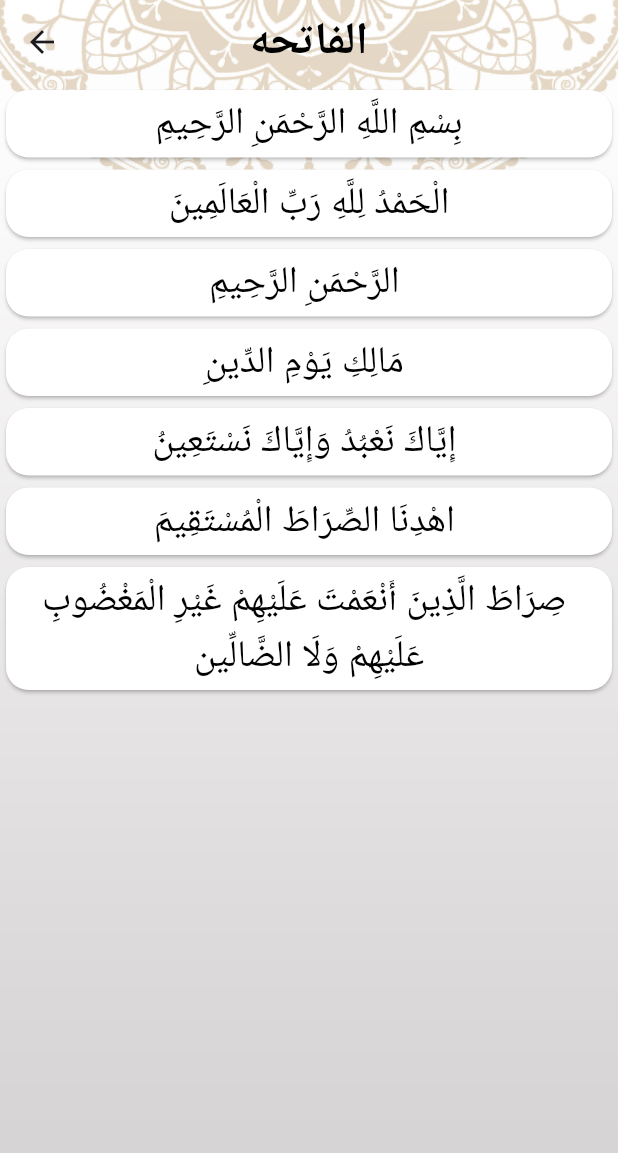
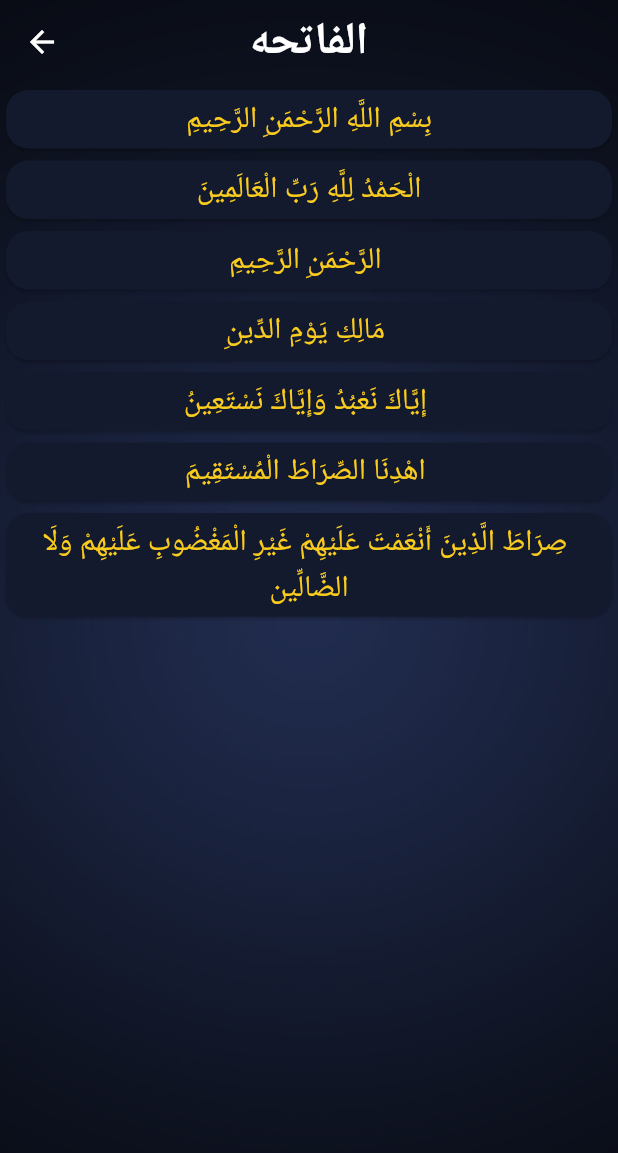
Before and after one commit to osos2511/quran_app, a Flutter app: the screen it shows after launch, after a tap on "الفاتحه", on a phone screen of 412 x 824 dp. Shown: the top 1153 px of the screen. Run offline on Flutter 3.47's test engine with Material 3 defaults, Android fonts, the phone set to English and light mode, and no system bars.

Commit message:
+ dark theme

```diff
--- a/lib/config/theme/my_theme.dart
+++ b/lib/config/theme/my_theme.dart
@@ -2,8 +2,13 @@ import 'package:flutter/material.dart';
 import 'package:islami_app/core/utils/colors_manager.dart';
 
 class MyTheme {
+  static bool isDarkEnabled = true;
   static final ThemeData lightTheme = ThemeData(
+    colorScheme: ColorScheme.fromSeed(seedColor: ColorsManager.goldColor),
     appBarTheme: const AppBarTheme(
+      iconTheme: IconThemeData(
+        color: Colors.black,
+      ),
       backgroundColor: Colors.transparent,
       elevation: 0,
       titleTextStyle: TextStyle(
@@ -27,6 +32,8 @@ class MyTheme {
       ),
     ),
     textTheme: const TextTheme(
+      bodyLarge: TextStyle(
+          fontWeight: FontWeight.w400, fontSize: 20, color: Colors.black),
       titleSmall: TextStyle(
         fontWeight: FontWeight.w400,
         fontSize: 25,
@@ -52,4 +59,64 @@ class MyTheme {
       backgroundColor: ColorsManager.goldColor,
     ),
   );
+
+  static final ThemeData darkTheme = ThemeData(
+    appBarTheme: const AppBarTheme(
+      iconTheme: IconThemeData(
+        color: Colors.white,
+      ),
+      backgroundColor: Colors.transparent,
+      elevation: 0,
+      titleTextStyle: TextStyle(
+          color: Colors.white, fontSize: 30, fontWeight: FontWeight.w700),
+      centerTitle: true,
+    ),
+    scaffoldBackgroundColor: Colors.transparent,
+    dividerColor: ColorsManager.yellowColor,
+    primaryColor: ColorsManager.darkBlue,
+    cardTheme: CardTheme(
+      shape: RoundedRectangleBorder(
+        borderRadius: BorderRadius.circular(15),
+      ),
+      color: ColorsManager.darkBlue,
+    ),
+    bottomSheetTheme: BottomSheetThemeData(
+      backgroundColor: ColorsManager.darkBlue,
+      elevation: 18,
+      shape: RoundedRectangleBorder(
+        borderRadius: BorderRadius.circular(18),
+      ),
+    ),
+    textTheme: const TextTheme(
+      bodyLarge: TextStyle(
+          fontWeight: FontWeight.w400,
+          fontSize: 20,
+          color: ColorsManager.yellowColor),
+      titleSmall: TextStyle(
+        fontWeight: FontWeight.w400,
+        fontSize: 25,
+        color: Colors.white,
+      ),
+      displaySmall: TextStyle(
+          fontSize: 14, fontWeight: FontWeight.w400, color: Colors.black),
+      labelSmall: TextStyle(
+          fontWeight: FontWeight.w700,
+          fontSize: 16,
+          color: ColorsManager.yellowColor),
+      bodyMedium: TextStyle(
+          fontSize: 18,
+          fontWeight: FontWeight.w700,
+          color: ColorsManager.yellowColor),
+    ),
+    bottomNavigationBarTheme: const BottomNavigationBarThemeData(
+      selectedItemColor: ColorsManager.yellowColor,
+      unselectedItemColor: Colors.white,
+      selectedIconTheme: IconThemeData(
+        size: 40,
+      ),
+      showSelectedLabels: true,
+      showUnselectedLabels: false,
+      backgroundColor: ColorsManager.goldColor,
+    ),
+  );
 }
--- a/lib/core/utils/assets_manager.dart
+++ b/lib/core/utils/assets_manager.dart
@@ -2,6 +2,7 @@ class AssetsManager {
   static const String lightSplashScreen = 'assets/images/splash_screen.jpg';
   static const String lightMainBg =
       'assets/images/light_main_background_image.jpg';
+  static const String darkMainBg = 'assets/images/bg.jpg';
   static const String quranIcon = 'assets/images/icon_quran.png';
   static const String hadithIcon = 'assets/images/icon_hadeth.png';
   static const String sibhaIcon = 'assets/images/icon_sebha.png';
--- a/lib/core/utils/colors_manager.dart
+++ b/lib/core/utils/colors_manager.dart
@@ -2,4 +2,6 @@ import 'package:flutter/material.dart';
 
 class ColorsManager {
   static const Color goldColor = Color(0xFFB7935F);
+  static const Color darkBlue = Color(0xFF141A2E);
+  static const Color yellowColor = Color(0xFFFACC1D);
 }
--- a/lib/my_app/my_app.dart
+++ b/lib/my_app/my_app.dart
@@ -21,6 +21,8 @@ class MyApp extends StatelessWidget {
       },
       initialRoute: RoutesManager.splashRoute,
       theme: MyTheme.lightTheme,
+      darkTheme: MyTheme.darkTheme,
+      themeMode: ThemeMode.dark,
     );
   }
 }
--- a/lib/presentation/home/home_screen.dart
+++ b/lib/presentation/home/home_screen.dart
@@ -1,4 +1,5 @@
 import 'package:flutter/material.dart';
+import 'package:islami_app/config/theme/my_theme.dart';
 import 'package:islami_app/core/utils/assets_manager.dart';
 import 'package:islami_app/core/utils/strings_manager.dart';
 import 'package:islami_app/presentation/home/tabs/hadith_tab/hadith_tab.dart';
@@ -28,9 +29,11 @@ class _HomeScreenState extends State<HomeScreen> {
   @override
   Widget build(BuildContext context) {
     return Container(
-      decoration: const BoxDecoration(
+      decoration: BoxDecoration(
         image: DecorationImage(
-          image: AssetImage(AssetsManager.lightMainBg),
+          image: AssetImage(MyTheme.isDarkEnabled
+              ? AssetsManager.darkMainBg
+              : AssetsManager.lightMainBg),
           fit: BoxFit.fill,
         ),
       ),
@@ -38,7 +41,9 @@ class _HomeScreenState extends State<HomeScreen> {
         appBar: AppBar(
           title: const Text(StringsManager.appTitle),
         ),
-        bottomNavigationBar: BottomNavigationBar(
+        bottomNavigationBar: Theme(
+          data: ThemeData(canvasColor: Theme.of(context).primaryColor),
+          child: BottomNavigationBar(
             currentIndex: selectedIndex,
             onTap: (index) {
               setState(() {
@@ -46,36 +51,31 @@ class _HomeScreenState extends State<HomeScreen> {
               });
             },
             iconSize: 28,
-          items: [
+            items: const [
               BottomNavigationBarItem(
-                backgroundColor: Theme.of(context).primaryColor,
-                icon: const ImageIcon(
+                  icon: ImageIcon(
                     AssetImage(AssetsManager.quranIcon),
                   ),
                   label: StringsManager.quranLabel),
               BottomNavigationBarItem(
-                backgroundColor: Theme.of(context).primaryColor,
-                icon: const ImageIcon(
+                  icon: ImageIcon(
                     AssetImage(AssetsManager.hadithIcon),
                   ),
                   label: StringsManager.hadithLabel),
               BottomNavigationBarItem(
-                backgroundColor: Theme.of(context).primaryColor,
-                icon: const ImageIcon(
+                  icon: ImageIcon(
                     AssetImage(AssetsManager.sibhaIcon),
                   ),
                   label: StringsManager.sibhaLabel),
               BottomNavigationBarItem(
-                backgroundColor: Theme.of(context).primaryColor,
-                icon: const ImageIcon(
+                  icon: ImageIcon(
                     AssetImage(AssetsManager.radioIcon),
                   ),
                   label: StringsManager.radioLable),
               BottomNavigationBarItem(
-                backgroundColor: Theme.of(context).primaryColor,
-                icon: const Icon(Icons.settings),
-                label: StringsManager.radioLable),
+                  icon: Icon(Icons.settings), label: StringsManager.radioLable),
             ],
+          ),
         ),
         body: tabs[selectedIndex],
       ),
--- a/lib/presentation/home/tabs/hadith_tab/hadith_details_screen/hadith_details.dart
+++ b/lib/presentation/home/tabs/hadith_tab/hadith_details_screen/hadith_details.dart
@@ -1,6 +1,7 @@
 import 'package:flutter/material.dart';
 import 'package:islami_app/presentation/home/tabs/hadith_tab/hadith_tab.dart';
 
+import '../../../../../config/theme/my_theme.dart';
 import '../../../../../core/utils/assets_manager.dart';
 
 class HadithDetailsScreen extends StatelessWidget {
@@ -11,9 +12,11 @@ class HadithDetailsScreen extends StatelessWidget {
     HadithItem hadith =
         ModalRoute.of(context)?.settings.arguments as HadithItem;
     return Container(
-      decoration: const BoxDecoration(
+      decoration: BoxDecoration(
         image: DecorationImage(
-          image: AssetImage(AssetsManager.lightMainBg),
+          image: AssetImage(MyTheme.isDarkEnabled
+              ? AssetsManager.darkMainBg
+              : AssetsManager.lightMainBg),
           fit: BoxFit.fill,
         ),
       ),
@@ -31,7 +34,7 @@ class HadithDetailsScreen extends StatelessWidget {
                     hadith.content,
                     textDirection: TextDirection.rtl,
                     textAlign: TextAlign.center,
-                    style: Theme.of(context).textTheme.titleSmall,
+                    style: Theme.of(context).textTheme.bodyLarge,
                   ),
                 )),
           ),
--- a/lib/presentation/home/tabs/quran_tab/quran_details/quran_details_screen.dart
+++ b/lib/presentation/home/tabs/quran_tab/quran_details/quran_details_screen.dart
@@ -3,6 +3,7 @@ import 'package:flutter/services.dart';
 import 'package:islami_app/presentation/home/tabs/quran_tab/quran_details/quran_widget.dart';
 import 'package:islami_app/presentation/home/tabs/quran_tab/quran_title_widget/quran_title_widget.dart';
 
+import '../../../../../config/theme/my_theme.dart';
 import '../../../../../core/utils/assets_manager.dart';
 
 class QuranDetailsScreen extends StatefulWidget {
@@ -20,9 +21,11 @@ class _QuranDetailsScreenState extends State<QuranDetailsScreen> {
     SuraArgs args = ModalRoute.of(context)?.settings.arguments as SuraArgs;
     if (verses.isEmpty) readFile(args.index);
     return Container(
-      decoration: const BoxDecoration(
+      decoration: BoxDecoration(
         image: DecorationImage(
-          image: AssetImage(AssetsManager.lightMainBg),
+          image: AssetImage(MyTheme.isDarkEnabled
+              ? AssetsManager.darkMainBg
+              : AssetsManager.lightMainBg),
           fit: BoxFit.fill,
         ),
       ),
--- a/lib/presentation/home/tabs/quran_tab/quran_details/quran_widget.dart
+++ b/lib/presentation/home/tabs/quran_tab/quran_details/quran_widget.dart
@@ -16,7 +16,7 @@ class VerseWidget extends StatelessWidget {
           child: Text(
             verseItem,
             textAlign: TextAlign.center,
-            style: Theme.of(context).textTheme.titleSmall,
+            style: Theme.of(context).textTheme.bodyLarge,
           ),
         ),
       ),
--- a/lib/presentation/home/tabs/settings_tab/settings_tab.dart
+++ b/lib/presentation/home/tabs/settings_tab/settings_tab.dart
@@ -24,7 +24,7 @@ class SettingsTab extends StatelessWidget {
               showThemeBottomSheet(context);
             },
             child: Container(
-              padding: EdgeInsets.symmetric(vertical: 8, horizontal: 4),
+              padding: EdgeInsets.symmetric(vertical: 15, horizontal: 4),
               decoration: BoxDecoration(
                 border:
                     Border.all(color: Theme.of(context).primaryColor, width: 2),
@@ -49,7 +49,7 @@ class SettingsTab extends StatelessWidget {
               showLanguageBottomSheet(context);
             },
             child: Container(
-              padding: EdgeInsets.symmetric(vertical: 8, horizontal: 4),
+              padding: EdgeInsets.symmetric(vertical: 15, horizontal: 4),
               decoration: BoxDecoration(
                 border:
                     Border.all(color: Theme.of(context).primaryColor, width: 2),
--- a/lib/presentation/home/tabs/settings_tab/widgets/language_bottom_sheet.dart
+++ b/lib/presentation/home/tabs/settings_tab/widgets/language_bottom_sheet.dart
@@ -18,8 +18,7 @@ class LanguageBottomSheet extends StatelessWidget {
                 'English',
                 style: Theme.of(context).textTheme.bodyMedium,
               ),
-              Icon(Icons.check,
-                  size: 30, color: Theme.of(context).primaryColor),
+              Icon(Icons.check),
             ],
           ),
           SizedBox(
--- a/lib/presentation/home/tabs/settings_tab/widgets/theme_bottom_sheet.dart
+++ b/lib/presentation/home/tabs/settings_tab/widgets/theme_bottom_sheet.dart
@@ -18,8 +18,7 @@ class ThemeBottomSheet extends StatelessWidget {
                 'Light',
                 style: Theme.of(context).textTheme.bodyMedium,
               ),
-              Icon(Icons.check,
-                  size: 30, color: Theme.of(context).primaryColor),
+              Icon(Icons.check),
             ],
           ),
           SizedBox(
```
Also changed, not shown: assets/images/bg.jpg (added). Lines whose indentation alone changed are shown as unchanged.
